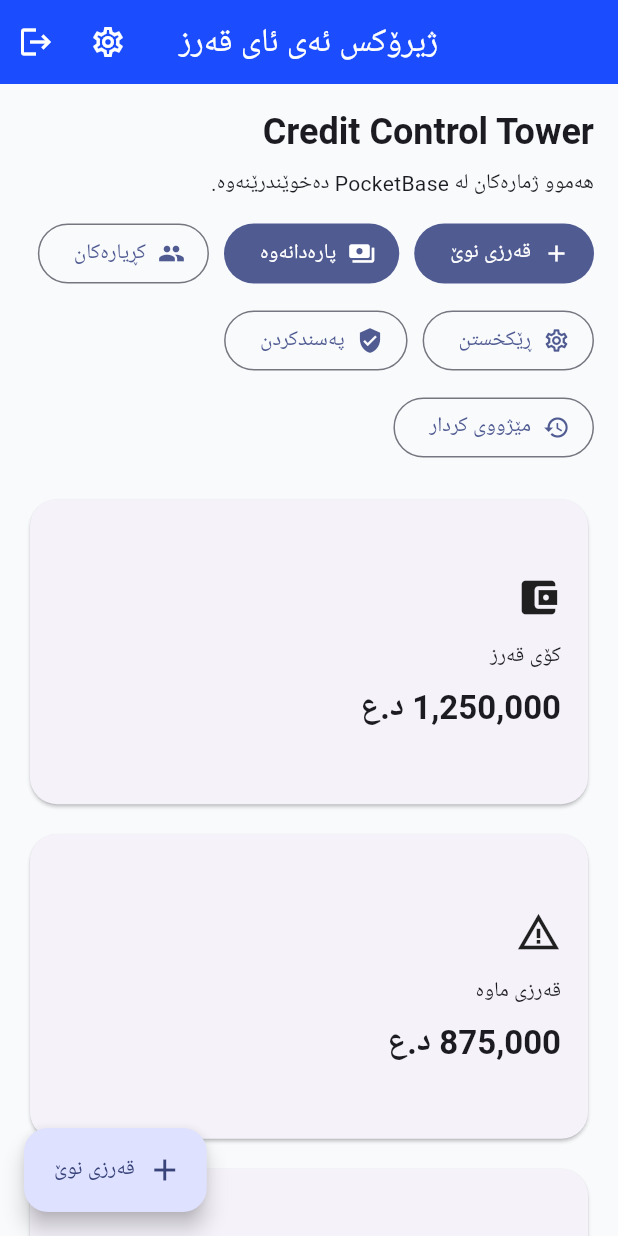
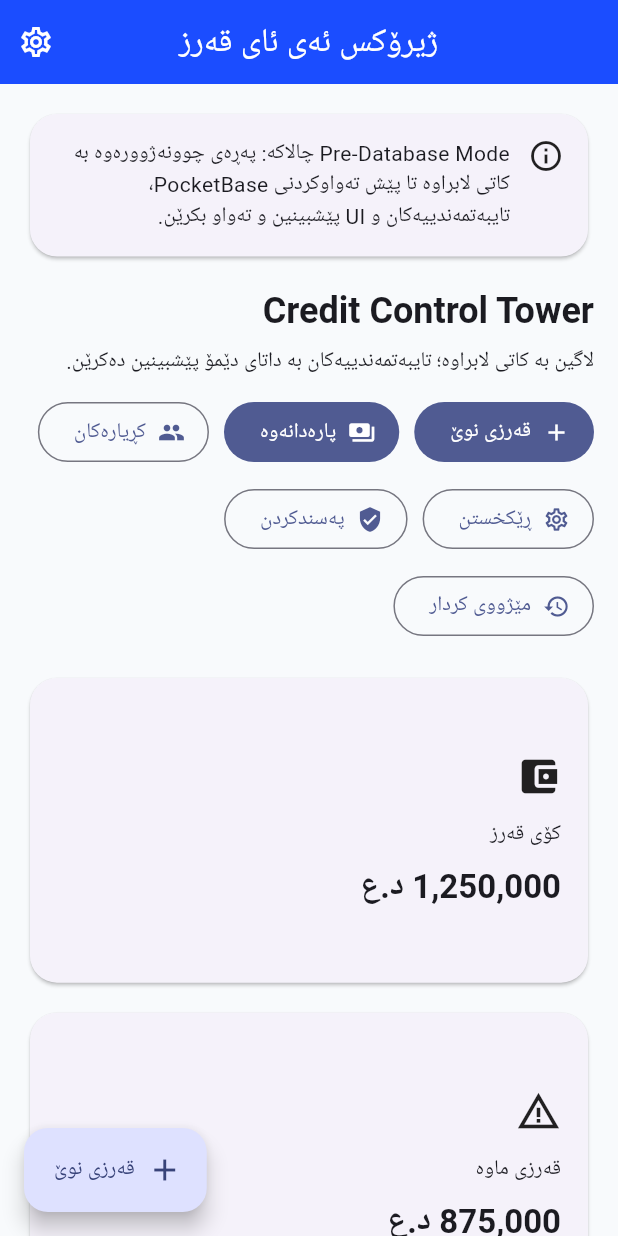
Before and after one commit to arambarzani07/ZhiroxAi33, a Flutter app: the screen it shows after launch, on a phone screen of 412 x 824 dp. Run offline on Flutter 3.47's test engine with Material 3 defaults, Android fonts, the phone set to English and light mode, and no system bars; our stand-ins replace pdf, pocketbase, qr_flutter; accounts and stored records are empty; Roboto replaces fonts that are missing (NotoKufiArabic).

Commit message:
Show pre database mode banner

```diff
--- a/lib/screens/dashboard/dashboard_screen.dart
+++ b/lib/screens/dashboard/dashboard_screen.dart
@@ -117,6 +117,7 @@ class _DashboardScreenState extends State<DashboardScreen> {
               onPressed: _openOwnerPanel,
               icon: const Icon(Icons.admin_panel_settings),
             ),
+          if (!AppConfig.preDatabaseMode)
             IconButton(
               tooltip: 'چوونەدەرەوە',
               onPressed: () => appState.logout(),
@@ -141,6 +142,10 @@ class _DashboardScreenState extends State<DashboardScreen> {
               child: Column(
                 crossAxisAlignment: CrossAxisAlignment.stretch,
                 children: [
+                  if (AppConfig.preDatabaseMode) ...[
+                    const _PreDatabaseBanner(),
+                    const SizedBox(height: 16),
+                  ],
                   Wrap(
                     spacing: 12,
                     runSpacing: 12,
@@ -165,6 +170,8 @@ class _DashboardScreenState extends State<DashboardScreen> {
                                 ? 'بۆ بەڕێوەبردنی SaaS بچۆ Owner Panel.'
                                 : canCustomerPortal
                                     ? 'Balance، ledger و وەسڵەکانی خۆت ببینە.'
+                                    : AppConfig.preDatabaseMode
+                                        ? 'لاگین بە کاتی لابراوە؛ تایبەتمەندییەکان بە داتای دێمۆ پێشبینین دەکرێن.'
                                         : 'هەموو ژمارەکان لە PocketBase دەخوێندرێنەوە.'),
                           ],
                         ),
@@ -204,6 +211,31 @@ class _DashboardScreenState extends State<DashboardScreen> {
             ),
           );
         },
+      ),
+    );
+  }
+}
+
+class _PreDatabaseBanner extends StatelessWidget {
+  const _PreDatabaseBanner();
+
+  @override
+  Widget build(BuildContext context) {
+    return Card(
+      child: Padding(
+        padding: const EdgeInsets.all(16),
+        child: Row(
+          crossAxisAlignment: CrossAxisAlignment.start,
+          children: const [
+            Icon(Icons.info_outline),
+            SizedBox(width: 12),
+            Expanded(
+              child: Text(
+                'Pre‑Database Mode چالاکە: پەڕەی چوونەژوورەوە بە کاتی لابراوە تا پێش تەواوکردنی PocketBase، تایبەتمەندییەکان و UI پێشبینین و تەواو بکرێن.',
+              ),
+            ),
+          ],
+        ),
       ),
     );
   }
```
Lines whose indentation alone changed are shown as unchanged.
